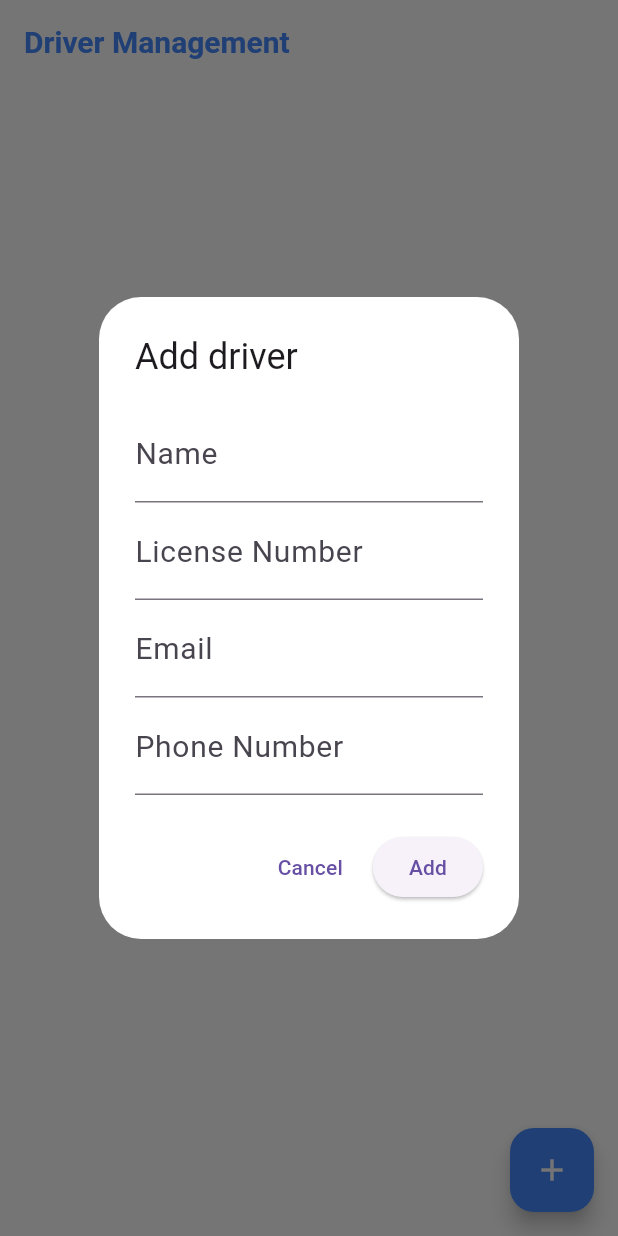
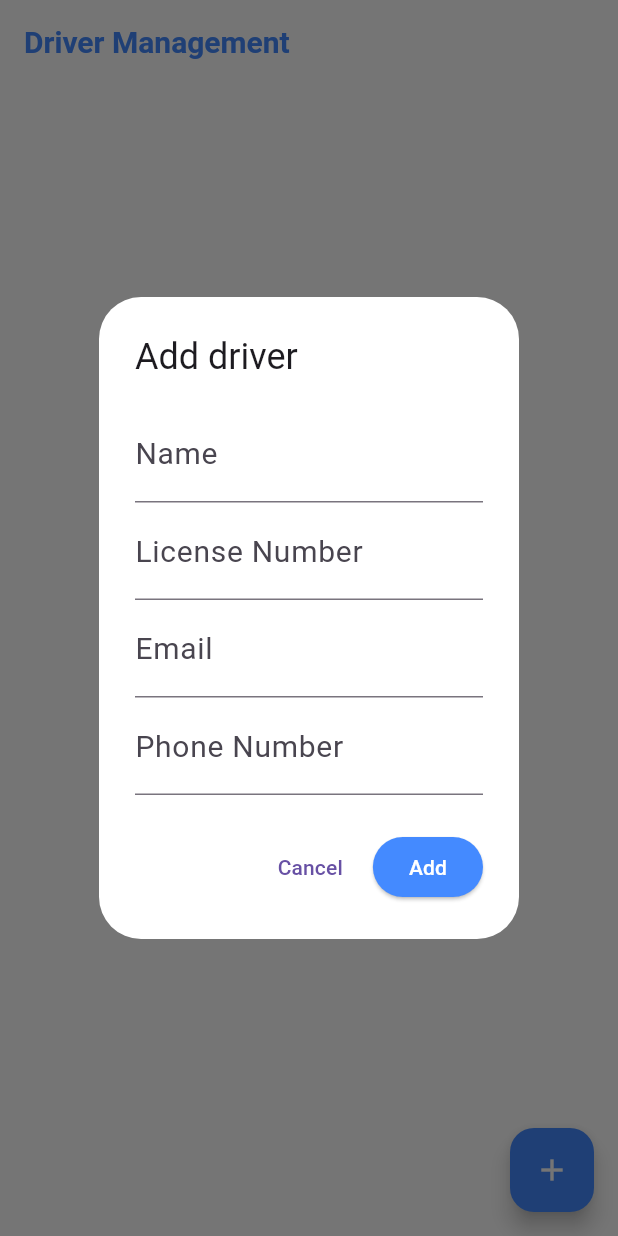
Before and after one commit to rishi-hi-5/tmsui, a Flutter app: the screen it shows after launch, after a tap on the "add" icon, on a phone screen of 412 x 824 dp. Run offline on Flutter 3.47's test engine with Material 3 defaults, Android fonts, the phone set to English and light mode, and no system bars; our stand-ins replace flutter_riverpod; network calls fail.

Commit message:
updated dialog color for update box

```diff
--- a/lib/pages/driver.dart
+++ b/lib/pages/driver.dart
@@ -173,6 +173,9 @@ class DriverManagement extends ConsumerWidget {
                   child: Text('Cancel'),
                 ),
                 ElevatedButton(
+                    style: TextButton.styleFrom(
+                        backgroundColor: AppTheme.primaryColor,
+                        foregroundColor: AppTheme.primaryTextColor),
                     onPressed: () {
                       ref.read(driversProvider.notifier).addDriver(
                             Driver(
```
